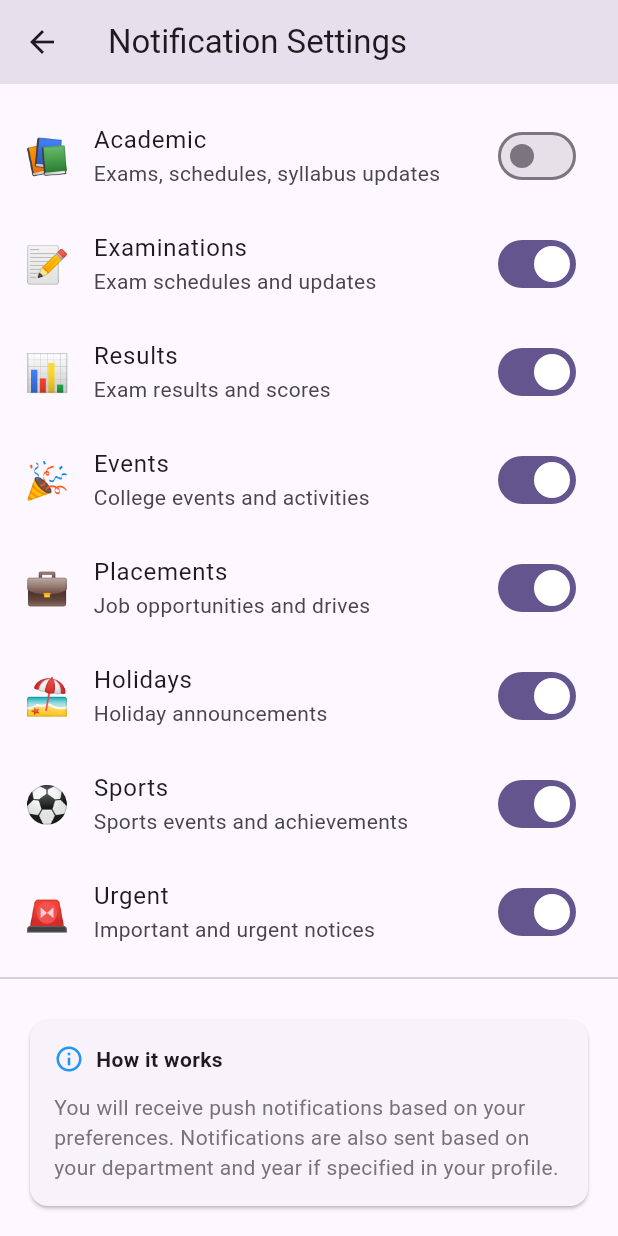
After one commit to Vishwanath06-gif/College-NoticeBoard, a Flutter app: the NotificationSettingsScreen screen opened directly, scrolled down 172 dp, after a tap on "Academic", on a phone screen of 412 x 824 dp. The commit adds this screen. Run offline on Flutter 3.47's test engine with Material 3 defaults, Android fonts, the phone set to English and light mode, and no system bars; our stand-ins replace cloud_firestore, file_picker, firebase_auth, firebase_core, firebase_messaging, firebase_storage; accounts and stored records are empty.

Commit message:
new feature

```diff
--- a/lib/main.dart
+++ b/lib/main.dart
@@ -1,9 +1,11 @@
 import 'package:flutter/material.dart';
 import 'package:firebase_core/firebase_core.dart';
+import 'package:firebase_messaging/firebase_messaging.dart';
 import 'package:provider/provider.dart';
 import 'firebase_options.dart';
 import 'providers/auth_provider.dart';
 import 'providers/notice_provider.dart';
+import 'services/notification_service.dart';
 import 'screens/login_screen.dart';
 import 'screens/register_screen.dart';
 import 'screens/home_screen.dart';
@@ -13,11 +15,33 @@ void main() async {
 
   await Firebase.initializeApp(options: DefaultFirebaseOptions.currentPlatform);
 
+  FirebaseMessaging.onBackgroundMessage(firebaseMessagingBackgroundHandler);
+  await NotificationService().initialize();
+
   runApp(const MyApp());
 }
 
-class MyApp extends StatelessWidget {
+class MyApp extends StatefulWidget {
   const MyApp({super.key});
+
+  @override
+  State<MyApp> createState() => _MyAppState();
+}
+
+class _MyAppState extends State<MyApp> {
+  @override
+  void initState() {
+    super.initState();
+    _setupNotificationListeners();
+  }
+
+  void _setupNotificationListeners() {
+    NotificationService().onMessageReceived = (message) {
+      if (message.notification != null) {
+        debugPrint('Notification: ${message.notification?.title}');
+      }
+    };
+  }
 
   @override
   Widget build(BuildContext context) {
--- /dev/null
+++ b/lib/screens/notification_settings_screen.dart
@@ -0,0 +1,200 @@
+import 'package:flutter/material.dart';
+import 'package:provider/provider.dart';
+import '../services/notification_service.dart';
+
+class NotificationSettingsScreen extends StatefulWidget {
+  const NotificationSettingsScreen({super.key});
+
+  @override
+  State<NotificationSettingsScreen> createState() =>
+      _NotificationSettingsScreenState();
+}
+
+class _NotificationSettingsScreenState
+    extends State<NotificationSettingsScreen> {
+  final NotificationService _notificationService = NotificationService();
+
+  bool _allNotifications = true;
+  bool _academicNotif = true;
+  bool _eventsNotif = true;
+  bool _placementsNotif = true;
+  bool _urgentNotif = true;
+  bool _examsNotif = true;
+  bool _resultsNotif = true;
+  bool _holidaysNotif = true;
+  bool _sportsNotif = true;
+  bool _generalNotif = true;
+
+  Future<void> _toggleNotification(String topic, bool enabled) async {
+    if (enabled) {
+      await _notificationService.subscribeToTopic(topic);
+    } else {
+      await _notificationService.unsubscribeFromTopic(topic);
+    }
+  }
+
+  @override
+  Widget build(BuildContext context) {
+    return Scaffold(
+      appBar: AppBar(title: const Text('Notification Settings')),
+      body: ListView(
+        children: [
+          const Padding(
+            padding: EdgeInsets.all(16),
+            child: Text(
+              'Manage which notifications you receive',
+              style: TextStyle(color: Colors.grey),
+            ),
+          ),
+          SwitchListTile(
+            title: const Text('All Notifications'),
+            subtitle: const Text('Receive all notice notifications'),
+            value: _allNotifications,
+            onChanged: (value) {
+              setState(() => _allNotifications = value);
+              if (value) {
+                _notificationService.subscribeToAll();
+              } else {
+                _notificationService.unsubscribeFromTopic('all_notices');
+              }
+            },
+          ),
+          const Divider(),
+          const Padding(
+            padding: EdgeInsets.fromLTRB(16, 16, 16, 8),
+            child: Text(
+              'BY CATEGORY',
+              style: TextStyle(fontWeight: FontWeight.bold, color: Colors.grey),
+            ),
+          ),
+          SwitchListTile(
+            secondary: const Text('📚', style: TextStyle(fontSize: 24)),
+            title: const Text('Academic'),
+            subtitle: const Text('Exams, schedules, syllabus updates'),
+            value: _academicNotif,
+            onChanged: _allNotifications
+                ? (value) {
+                    setState(() => _academicNotif = value);
+                    _toggleNotification('cat_academic', value);
+                  }
+                : null,
+          ),
+          SwitchListTile(
+            secondary: const Text('📝', style: TextStyle(fontSize: 24)),
+            title: const Text('Examinations'),
+            subtitle: const Text('Exam schedules and updates'),
+            value: _examsNotif,
+            onChanged: _allNotifications
+                ? (value) {
+                    setState(() => _examsNotif = value);
+                    _toggleNotification('cat_exams', value);
+                  }
+                : null,
+          ),
+          SwitchListTile(
+            secondary: const Text('📊', style: TextStyle(fontSize: 24)),
+            title: const Text('Results'),
+            subtitle: const Text('Exam results and scores'),
+            value: _resultsNotif,
+            onChanged: _allNotifications
+                ? (value) {
+                    setState(() => _resultsNotif = value);
+                    _toggleNotification('cat_results', value);
+                  }
+                : null,
+          ),
+          SwitchListTile(
+            secondary: const Text('🎉', style: TextStyle(fontSize: 24)),
+            title: const Text('Events'),
+            subtitle: const Text('College events and activities'),
+            value: _eventsNotif,
+            onChanged: _allNotifications
+                ? (value) {
+                    setState(() => _eventsNotif = value);
+                    _toggleNotification('cat_events', value);
+                  }
+                : null,
+          ),
+          SwitchListTile(
+            secondary: const Text('💼', style: TextStyle(fontSize: 24)),
+            title: const Text('Placements'),
+            subtitle: const Text('Job opportunities and drives'),
+            value: _placementsNotif,
+            onChanged: _allNotifications
+                ? (value) {
+                    setState(() => _placementsNotif = value);
+                    _toggleNotification('cat_placements', value);
+                  }
+                : null,
+          ),
+          SwitchListTile(
+            secondary: const Text('🏖️', style: TextStyle(fontSize: 24)),
+            title: const Text('Holidays'),
+            subtitle: const Text('Holiday announcements'),
+            value: _holidaysNotif,
+            onChanged: _allNotifications
+                ? (value) {
+                    setState(() => _holidaysNotif = value);
+                    _toggleNotification('cat_holidays', value);
+                  }
+                : null,
+          ),
+          SwitchListTile(
+            secondary: const Text('⚽', style: TextStyle(fontSize: 24)),
+            title: const Text('Sports'),
+            subtitle: const Text('Sports events and achievements'),
+            value: _sportsNotif,
+            onChanged: _allNotifications
+                ? (value) {
+                    setState(() => _sportsNotif = value);
+                    _toggleNotification('cat_sports', value);
+                  }
+                : null,
+          ),
+          SwitchListTile(
+            secondary: const Text('🚨', style: TextStyle(fontSize: 24)),
+            title: const Text('Urgent'),
+            subtitle: const Text('Important and urgent notices'),
+            value: _urgentNotif,
+            onChanged: _allNotifications
+                ? (value) {
+                    setState(() => _urgentNotif = value);
+                    _toggleNotification('cat_urgent', value);
+                  }
+                : null,
+          ),
+          const Divider(),
+          Padding(
+            padding: const EdgeInsets.all(16),
+            child: Card(
+              child: Padding(
+                padding: const EdgeInsets.all(16),
+                child: Column(
+                  crossAxisAlignment: CrossAxisAlignment.start,
+                  children: [
+                    Row(
+                      children: [
+                        Icon(Icons.info_outline, color: Colors.blue, size: 20),
+                        const SizedBox(width: 8),
+                        const Text(
+                          'How it works',
+                          style: TextStyle(fontWeight: FontWeight.bold),
+                        ),
+                      ],
+                    ),
+                    const SizedBox(height: 12),
+                    Text(
+                      'You will receive push notifications based on your preferences. '
+                      'Notifications are also sent based on your department and year if specified in your profile.',
+                      style: TextStyle(fontSize: 14, color: Colors.grey[600]),
+                    ),
+                  ],
+                ),
+              ),
+            ),
+          ),
+        ],
+      ),
+    );
+  }
+}
--- a/lib/screens/profile_screen.dart
+++ b/lib/screens/profile_screen.dart
@@ -4,6 +4,7 @@ import '../models/user_model.dart';
 import '../providers/auth_provider.dart';
 import 'login_screen.dart';
 import 'my_notices_screen.dart';
+import 'notification_settings_screen.dart';
 
 class ProfileScreen extends StatelessWidget {
   const ProfileScreen({super.key});
@@ -142,7 +143,14 @@ class ProfileScreen extends StatelessWidget {
                   ListTile(
                     leading: const Icon(Icons.notifications_outlined),
                     title: const Text('Notifications'),
-                    trailing: Switch(value: true, onChanged: (value) {}),
+                    subtitle: const Text('Manage push notifications'),
+                    trailing: const Icon(Icons.chevron_right),
+                    onTap: () => Navigator.push(
+                      context,
+                      MaterialPageRoute(
+                        builder: (_) => const NotificationSettingsScreen(),
+                      ),
+                    ),
                   ),
                   const Divider(height: 1),
                   ListTile(
--- a/lib/services/notice_service.dart
+++ b/lib/services/notice_service.dart
@@ -1,12 +1,16 @@
 import 'dart:io';
 import 'package:cloud_firestore/cloud_firestore.dart';
 import 'package:firebase_storage/firebase_storage.dart';
+import 'package:firebase_messaging/firebase_messaging.dart';
+import 'package:http/http.dart' as http;
+import 'dart:convert';
 import 'package:uuid/uuid.dart';
 import '../models/notice_model.dart';
 
 class NoticeService {
   final FirebaseFirestore _firestore = FirebaseFirestore.instance;
   final FirebaseStorage _storage = FirebaseStorage.instance;
+  final FirebaseMessaging _messaging = FirebaseMessaging.instance;
   final _uuid = const Uuid();
 
   Stream<List<Notice>> getAllNotices() {
@@ -70,7 +74,33 @@ class NoticeService {
         .collection('notices')
         .doc(notice.id)
         .set(notice.toFirestore());
+
+    if (status == NoticeStatus.published) {
+      await _subscribeToTopics(notice);
+    }
+
     return notice;
+  }
+
+  Future<void> _subscribeToTopics(Notice notice) async {
+    await _messaging.subscribeToTopic('all_notices');
+    await _messaging.subscribeToTopic(
+      'cat_${notice.category.name.toLowerCase()}',
+    );
+
+    if (notice.targetAudience == TargetAudience.specificDepartment &&
+        notice.targetDepartment != null) {
+      await _messaging.subscribeToTopic(
+        'dept_${notice.targetDepartment!.toLowerCase().replaceAll(' ', '_')}',
+      );
+    }
+
+    if (notice.targetAudience == TargetAudience.specificYear &&
+        notice.targetYear != null) {
+      await _messaging.subscribeToTopic(
+        'year_${notice.targetYear!.toLowerCase().replaceAll(' ', '_')}',
+      );
+    }
   }
 
   Future<void> updateNotice(
--- /dev/null
+++ b/lib/services/notification_service.dart
@@ -0,0 +1,155 @@
+import 'package:firebase_messaging/firebase_messaging.dart';
+import 'package:flutter/foundation.dart';
+import 'package:flutter/foundation.dart' show kIsWeb;
+
+class NotificationService {
+  static final NotificationService _instance = NotificationService._internal();
+  factory NotificationService() => _instance;
+  NotificationService._internal();
+
+  final FirebaseMessaging _messaging = FirebaseMessaging.instance;
+  bool _initialized = false;
+
+  Function(String?)? onTokenRefresh;
+  Function(RemoteMessage)? onMessageReceived;
+
+  Future<void> initialize() async {
+    if (_initialized) return;
+
+    try {
+      if (kIsWeb) {
+        await _requestPermission();
+        await _getToken();
+        _setupMessageHandlers();
+      } else {
+        await _requestPermission();
+        await _getToken();
+        _setupMessageHandlers();
+      }
+      _initialized = true;
+    } catch (e) {
+      if (kDebugMode) {
+        print('FCM initialization failed (non-critical): $e');
+      }
+    }
+  }
+
+  Future<void> _requestPermission() async {
+    try {
+      final settings = await _messaging.requestPermission(
+        alert: true,
+        announcement: false,
+        badge: true,
+        carPlay: false,
+        criticalAlert: false,
+        provisional: false,
+        sound: true,
+      );
+
+      if (kDebugMode) {
+        print('Permission status: ${settings.authorizationStatus}');
+      }
+    } catch (e) {
+      if (kDebugMode) {
+        print('Permission request failed: $e');
+      }
+    }
+  }
+
+  Future<String?> _getToken() async {
+    try {
+      final token = await _messaging.getToken();
+      if (kDebugMode) {
+        print('FCM Token: $token');
+      }
+      return token;
+    } catch (e) {
+      if (kDebugMode) {
+        print('Failed to get FCM token: $e');
+      }
+      return null;
+    }
+  }
+
+  void _setupMessageHandlers() {
+    FirebaseMessaging.onMessage.listen((RemoteMessage message) {
+      if (kDebugMode) {
+        print('Foreground message received: ${message.notification?.title}');
+      }
+      onMessageReceived?.call(message);
+    });
+
+    FirebaseMessaging.onMessageOpenedApp.listen((RemoteMessage message) {
+      if (kDebugMode) {
+        print('Message opened app: ${message.notification?.title}');
+      }
+      onMessageReceived?.call(message);
+    });
+
+    _messaging.onTokenRefresh.listen((token) {
+      if (kDebugMode) {
+        print('Token refreshed: $token');
+      }
+      onTokenRefresh?.call(token);
+    });
+  }
+
+  Future<RemoteMessage?> getInitialMessage() async {
+    try {
+      return await _messaging.getInitialMessage();
+    } catch (e) {
+      return null;
+    }
+  }
+
+  Future<void> subscribeToTopic(String topic) async {
+    try {
+      await _messaging.subscribeToTopic(topic);
+      if (kDebugMode) {
+        print('Subscribed to: $topic');
+      }
+    } catch (e) {
+      if (kDebugMode) {
+        print('Subscribe failed: $e');
+      }
+    }
+  }
+
+  Future<void> unsubscribeFromTopic(String topic) async {
+    try {
+      await _messaging.unsubscribeFromTopic(topic);
+      if (kDebugMode) {
+        print('Unsubscribed from: $topic');
+      }
+    } catch (e) {
+      if (kDebugMode) {
+        print('Unsubscribe failed: $e');
+      }
+    }
+  }
+
+  Future<void> subscribeToDepartment(String department) async {
+    await subscribeToTopic(
+      'dept_${department.toLowerCase().replaceAll(' ', '_')}',
+    );
+  }
+
+  Future<void> subscribeToYear(String year) async {
+    await subscribeToTopic('year_${year.toLowerCase().replaceAll(' ', '_')}');
+  }
+
+  Future<void> subscribeToAll() async {
+    await subscribeToTopic('all_notices');
+  }
+
+  Future<void> subscribeToCategory(String category) async {
+    await subscribeToTopic('cat_${category.toLowerCase()}');
+  }
+}
+
+@pragma('vm:entry-point')
+Future<void> firebaseMessagingBackgroundHandler(RemoteMessage message) async {
+  if (kDebugMode) {
+    print('Background message received: ${message.notification?.title}');
+  }
+}
--- a/pubspec.yaml
+++ b/pubspec.yaml
@@ -35,6 +35,7 @@ dependencies:
   firebase_auth: ^5.5.0
   cloud_firestore: ^5.6.12
   firebase_storage: ^12.4.0
+  firebase_messaging: ^15.2.0
   provider: ^6.1.1
   intl: ^0.19.0
   uuid: ^4.3.3
```
Also changed, not shown: pubspec.lock, 2 other files.
